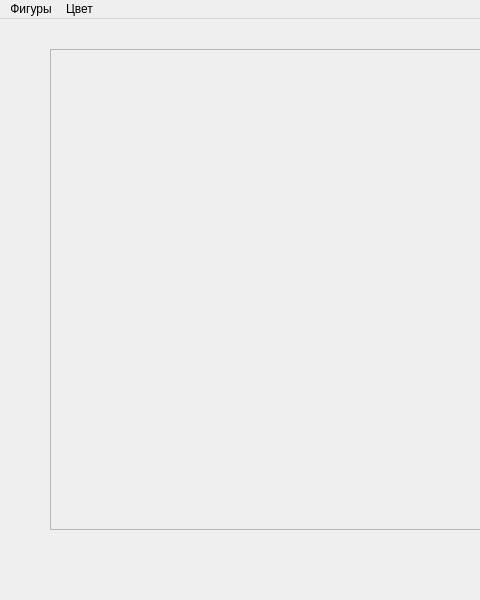
Qt form Fourth/mainwindow.ui (anvarrex/oop) before a commit; both pictures show x 0 to 480 and y 0 to 600 of the 800 by 600 pixel window.
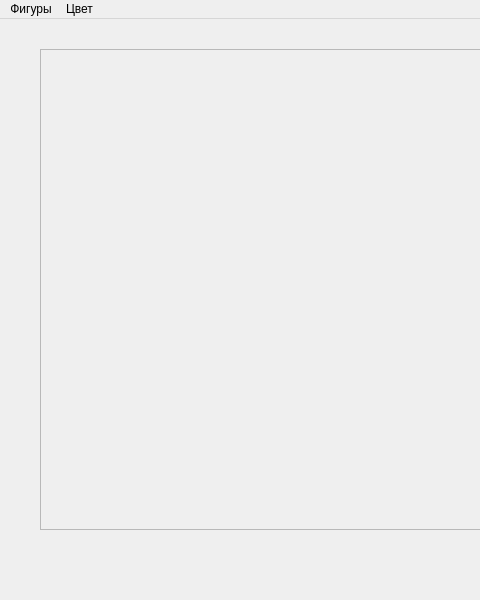
The same form after that commit.

```diff
--- a/Fourth/mainwindow.ui
+++ b/Fourth/mainwindow.ui
@@ -17,9 +17,9 @@
    <widget class="QFrame" name="frame">
     <property name="geometry">
      <rect>
-      <x>50</x>
+      <x>40</x>
       <y>30</y>
-      <width>711</width>
+      <width>721</width>
       <height>481</height>
      </rect>
     </property>
```
